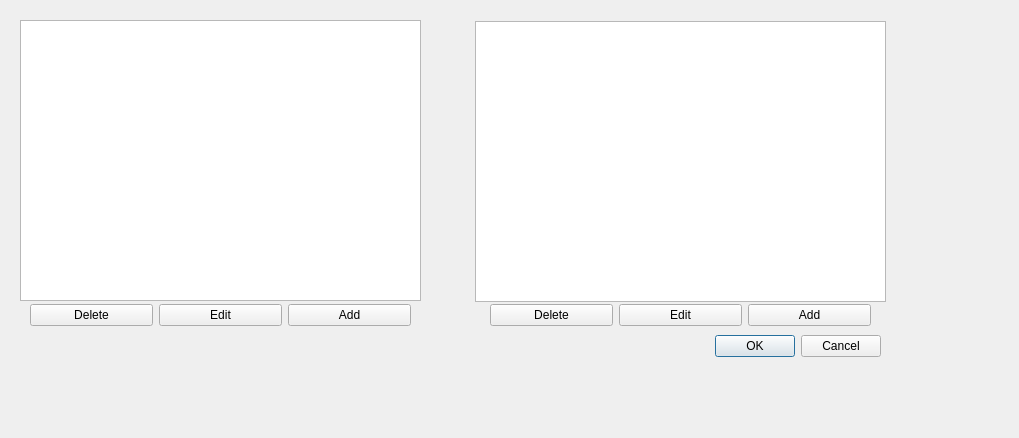
garbagepatch/PythonApp, file ChangeStuffDialog.ui: the form before one commit.
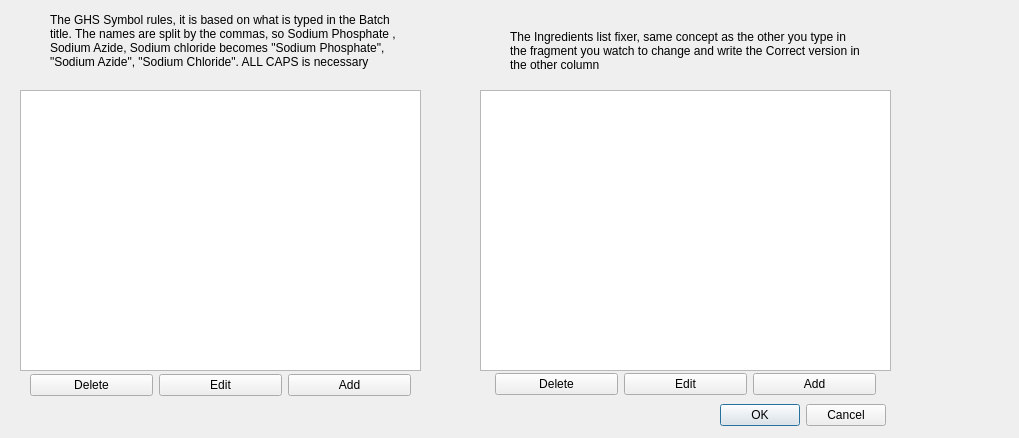
The form after the commit.

```diff
--- a/ChangeStuffDialog.ui
+++ b/ChangeStuffDialog.ui
@@ -16,8 +16,8 @@
   <widget class="QDialogButtonBox" name="buttonBox">
    <property name="geometry">
     <rect>
-     <x>540</x>
-     <y>330</y>
+     <x>545</x>
+     <y>399</y>
      <width>341</width>
      <height>32</height>
     </rect>
@@ -33,7 +33,7 @@
    <property name="geometry">
     <rect>
      <x>20</x>
-     <y>20</y>
+     <y>90</y>
      <width>401</width>
      <height>281</height>
     </rect>
@@ -42,8 +42,8 @@
   <widget class="QTableView" name="replacementTable">
    <property name="geometry">
     <rect>
-     <x>475</x>
-     <y>21</y>
+     <x>480</x>
+     <y>90</y>
      <width>411</width>
      <height>281</height>
     </rect>
@@ -59,7 +59,7 @@
    <property name="geometry">
     <rect>
      <x>30</x>
-     <y>300</y>
+     <y>370</y>
      <width>381</width>
      <height>31</height>
     </rect>
@@ -91,8 +91,8 @@
   <widget class="QWidget" name="horizontalLayoutWidget_2">
    <property name="geometry">
     <rect>
-     <x>490</x>
-     <y>300</y>
+     <x>495</x>
+     <y>369</y>
      <width>381</width>
      <height>31</height>
     </rect>
@@ -121,6 +121,44 @@
     </item>
    </layout>
   </widget>
+  <widget class="QLabel" name="label">
+   <property name="geometry">
+    <rect>
+     <x>50</x>
+     <y>0</y>
+     <width>351</width>
+     <height>81</height>
+    </rect>
+   </property>
+   <property name="inputMethodHints">
+    <set>Qt::ImhMultiLine</set>
+   </property>
+   <property name="text">
+    <string>The GHS Symbol rules, it is based on what is typed in the Batch title. The names are split by the commas, so Sodium Phosphate , Sodium Azide, Sodium chloride becomes &quot;Sodium Phosphate&quot;, &quot;Sodium Azide&quot;, &quot;Sodium Chloride&quot;. ALL CAPS is necessary</string>
+   </property>
+   <property name="wordWrap">
+    <bool>true</bool>
+   </property>
+  </widget>
+  <widget class="QLabel" name="label_2">
+   <property name="geometry">
+    <rect>
+     <x>510</x>
+     <y>20</y>
+     <width>351</width>
+     <height>61</height>
+    </rect>
+   </property>
+   <property name="inputMethodHints">
+    <set>Qt::ImhMultiLine</set>
+   </property>
+   <property name="text">
+    <string>The Ingredients list fixer, same concept as the other you type in the fragment you watch to change and write the Correct version in the other column</string>
+   </property>
+   <property name="wordWrap">
+    <bool>true</bool>
+   </property>
+  </widget>
  </widget>
  <resources/>
  <connections>
```
